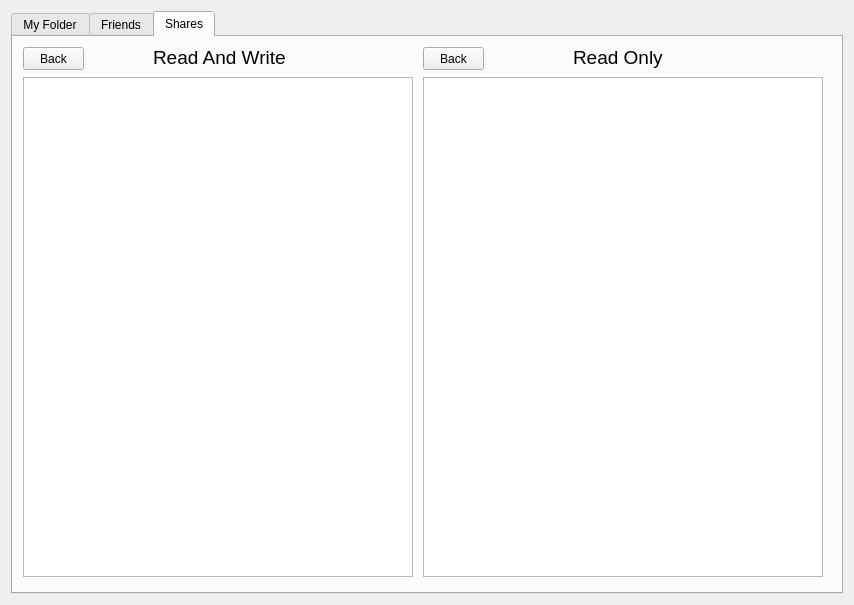
Orico83/FileSpace, file main.ui: the form before one commit.
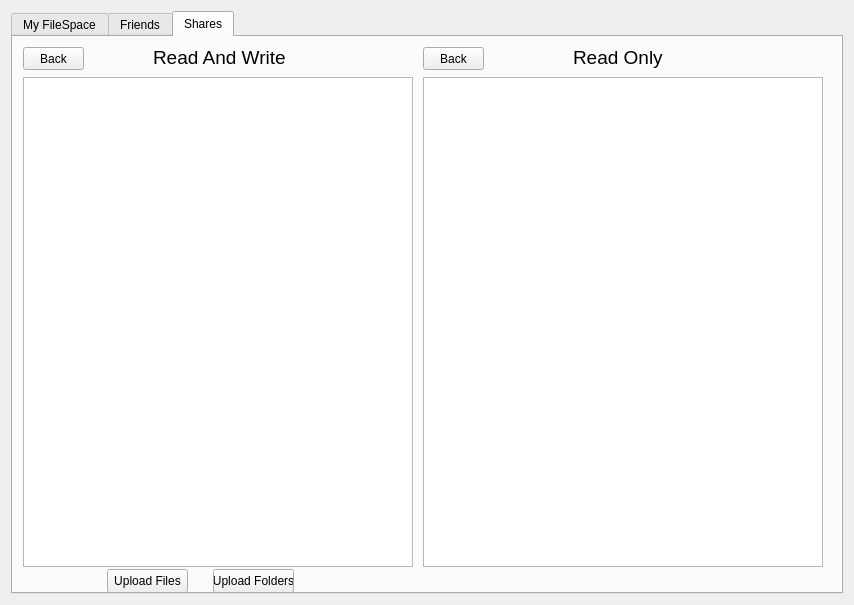
The form after the commit.

Commit message: finished, without documentation and upload file in shares tab.

The edit to the form file:
```diff
--- a/main.ui
+++ b/main.ui
@@ -33,7 +33,7 @@
      </property>
      <widget class="QWidget" name="myfolder_tab">
       <attribute name="title">
-       <string>My Folder</string>
+       <string>My FileSpace</string>
       </attribute>
       <widget class="QPushButton" name="upload_files_button">
        <property name="geometry">
@@ -360,7 +360,7 @@
          <x>10</x>
          <y>40</y>
          <width>390</width>
-         <height>500</height>
+         <height>490</height>
         </rect>
        </property>
        <property name="viewMode">
@@ -391,7 +391,7 @@
          <x>410</x>
          <y>40</y>
          <width>400</width>
-         <height>500</height>
+         <height>490</height>
         </rect>
        </property>
        <property name="viewMode">
@@ -442,6 +442,32 @@
         <string>Back</string>
        </property>
       </widget>
+      <widget class="QPushButton" name="upload_folders_shares_button">
+       <property name="geometry">
+        <rect>
+         <x>200</x>
+         <y>532</y>
+         <width>81</width>
+         <height>24</height>
+        </rect>
+       </property>
+       <property name="text">
+        <string>Upload Folders</string>
+       </property>
+      </widget>
+      <widget class="QPushButton" name="upload_files_shares_button">
+       <property name="geometry">
+        <rect>
+         <x>94</x>
+         <y>532</y>
+         <width>81</width>
+         <height>24</height>
+        </rect>
+       </property>
+       <property name="text">
+        <string>Upload Files</string>
+       </property>
+      </widget>
       <zorder>read_write_label</zorder>
       <zorder>read_write_list_view</zorder>
       <zorder>read_only_list_view</zorder>
```
Left out of the diff: 15 changed lines with no effect on the pictures. The commit also changes 8 other files.
